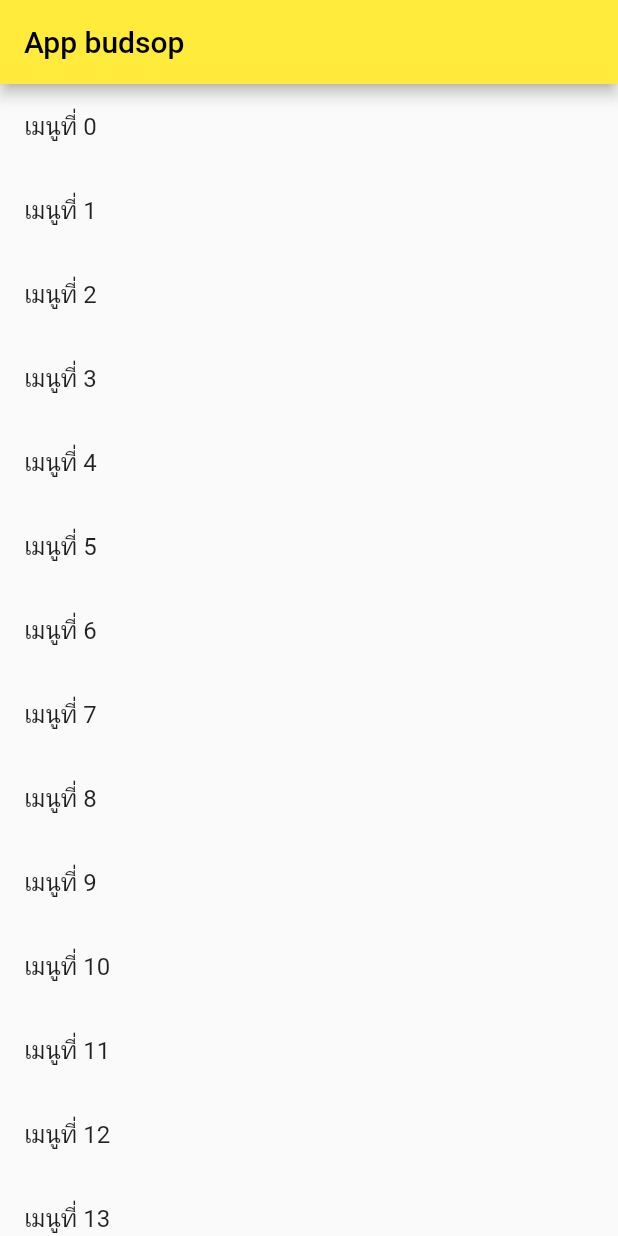
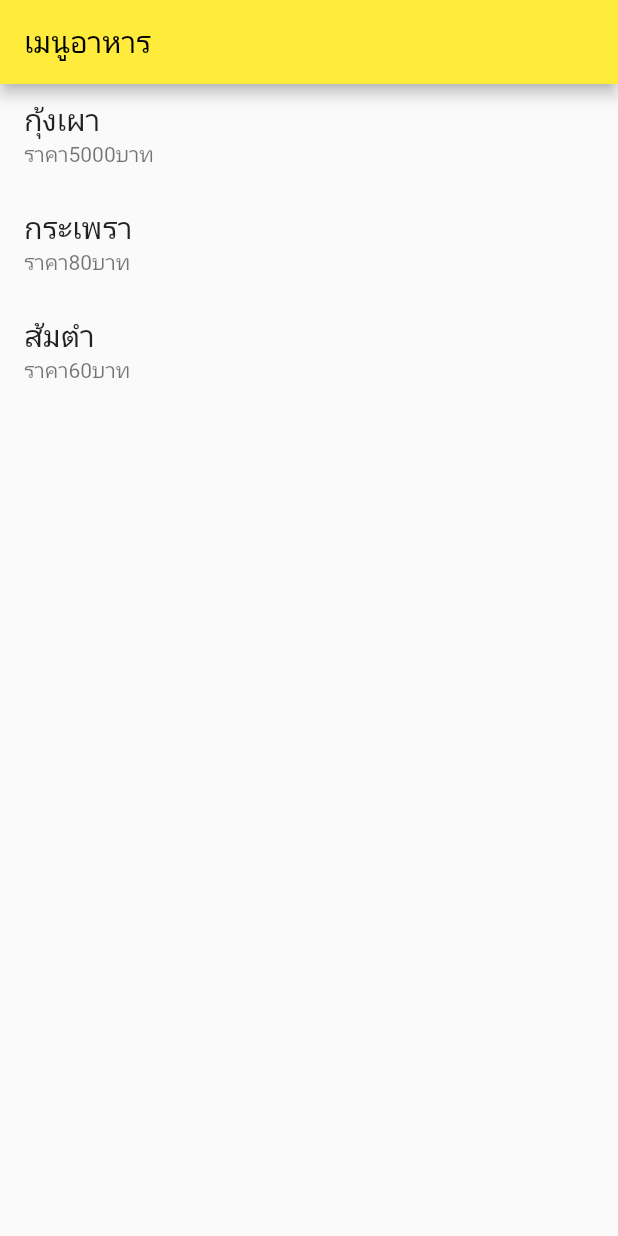
Before and after one commit to tennaja/Lab2, a Flutter app: the screen it shows after launch, on a phone screen of 412 x 824 dp. Run offline on Flutter 3.47's test engine with Material 2 defaults, Android fonts, the phone set to English and light mode, and no system bars.

Commit message:
Food menu

```diff
--- /dev/null
+++ b/torten/flutter_application_1/lib/foodmnu.dart
@@ -0,0 +1,8 @@
+class Foodmenu{
+
+  String name;
+  String price;
+
+  Foodmenu(this.name,this.price);
+
+}
--- a/torten/flutter_application_1/lib/main.dart
+++ b/torten/flutter_application_1/lib/main.dart
@@ -1,5 +1,5 @@
 import 'package:flutter/material.dart';
-
+import 'foodmnu.dart';
 void main() {
   runApp(MyApp());
 }
@@ -17,24 +17,29 @@ class MyApp extends StatelessWidget {
 
 class Myhomepage extends StatefulWidget {
   const Myhomepage({Key? key}) : super(key: key);
-
-  @override
+@override
   State<Myhomepage> createState() => _MyhomepageState();
 }
+class _MyhomepageState extends State<Myhomepage> {
+  List<Foodmenu> menu=[
+    Foodmenu("กุ้งเผา","5000"),
+    Foodmenu("กระเพรา","80"),
+    Foodmenu("ส้มตำ", "60")
+  ];
 
-class _MyhomepageState extends State<Myhomepage> {
-  int number = 0;
   @override
   Widget build(BuildContext context) {
     return Scaffold(
         appBar: AppBar(
-          title: Text("App budsop"),
+          title: Text("เมนูอาหาร"),
         ),
         body: ListView.builder(
-          itemCount: 15,
+          itemCount: menu.length,
           itemBuilder: (BuildContext context, int index) {
+          Foodmenu food=menu[index];
           return ListTile(
-            title: Text("เมนูที่ ${index}"),
+            title: Text(food.name,style: TextStyle(fontSize: 20),),
+            subtitle: Text("ราคา"+food.price+"บาท"),
           );
         }));
   }
```
